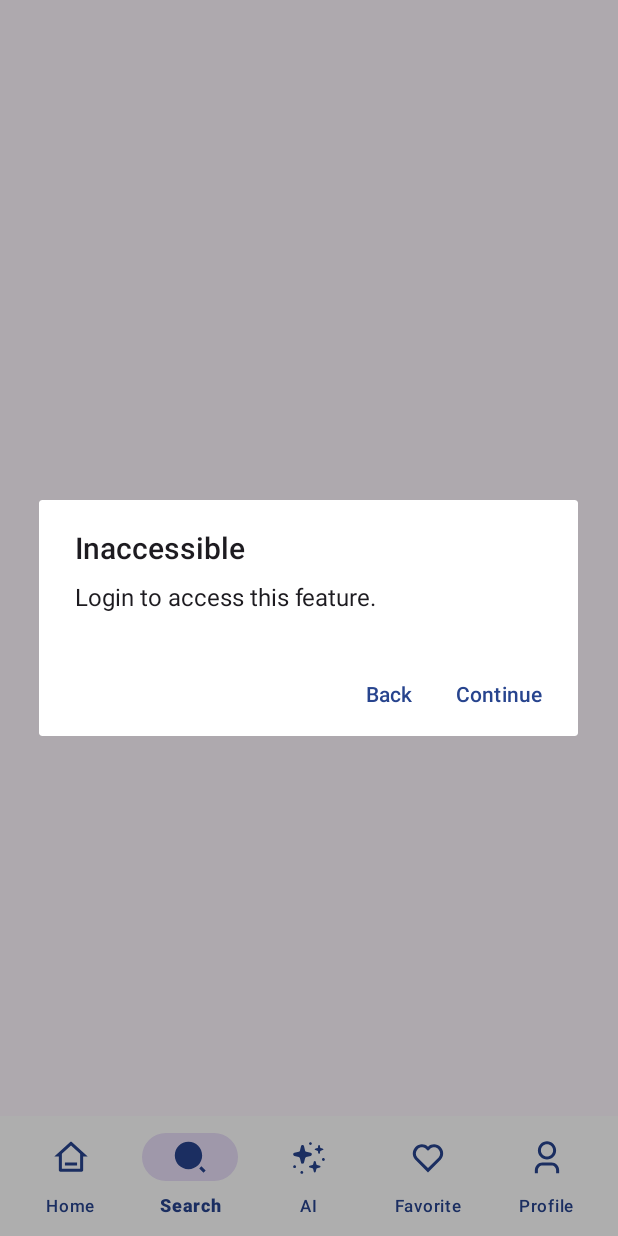
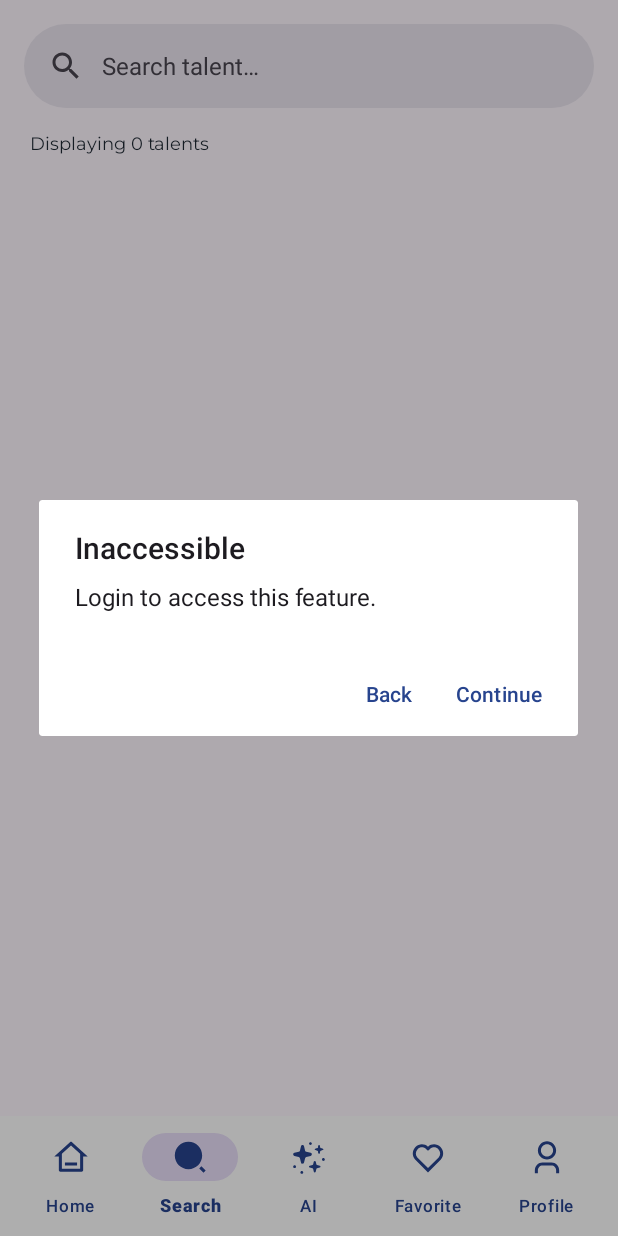
Before and after one commit to CH2-PS075/TalentHub-Mobile, an Android app: the screen it shows after launch (MainActivity), item 2 of the bottom bar chosen, on a phone screen of 412 x 824 dp. Run offline under Robolectric (Android 15) with nearby library versions, the phone set to English and light mode, and no system bars; pictures from the network do not load.

Commit message:
setup a search bar 🔍

```diff
--- a/app/src/main/java/com/ch2ps075/talenthub/ui/search/SearchFragment.kt
+++ b/app/src/main/java/com/ch2ps075/talenthub/ui/search/SearchFragment.kt
@@ -6,6 +6,7 @@ import androidx.fragment.app.Fragment
 import android.view.LayoutInflater
 import android.view.View
 import android.view.ViewGroup
+import android.widget.Toast
 import androidx.appcompat.app.AlertDialog
 import androidx.fragment.app.viewModels
 import com.ch2ps075.talenthub.R
@@ -26,43 +27,62 @@ class SearchFragment : Fragment() {
         savedInstanceState: Bundle?,
     ): View {
         binding = FragmentSearchBinding.inflate(inflater, container, false)
+        observeSession()
+        setupSearchView()
+        binding.tvTalentSize.text = getString(R.string.display_talent_size, "0")
+        return binding.root
+    }
 
+    private fun setupSearchView() {
+        with(binding) {
+            searchView.setupWithSearchBar(searchBar)
+            searchView.editText.setOnEditorActionListener { _, _, _ ->
+                val textSearch = searchView.text.toString()
+                searchBar.setText(textSearch)
+                searchView.hide()
+                showToast(textSearch)
+                false
+            }
+        }
+    }
+
+    private fun showToast(message: String) {
+        Toast.makeText(requireActivity(), message, Toast.LENGTH_SHORT).show()
+    }
+
+    private fun observeSession() {
         viewModel.getSession().observe(requireActivity()) { user ->
             if (!user.isLogin) {
                 showAlertDialog(
-                    getString(R.string.inaccessible_title),
-                    getString(R.string.no_session_text),
-                    getString(R.string.continue_title),
+                    R.string.inaccessible_title,
+                    R.string.no_session_text,
+                    R.string.continue_title,
                     WelcomeActivity::class.java
                 )
             }
         }
-
-        return binding.root
     }
 
     private fun showAlertDialog(
-        title: String,
-        message: String,
-        textButton: String,
+        titleResId: Int,
+        messageResId: Int,
+        textButtonResId: Int,
         targetActivity: Class<*>? = LoginActivity::class.java,
     ) {
-        val alertDialogBuilder = AlertDialog.Builder(requireActivity())
-        alertDialogBuilder.apply {
-            setTitle(title)
-            setMessage(message)
-            setPositiveButton(textButton) { _, _ ->
+        AlertDialog.Builder(requireActivity()).apply {
+            setTitle(titleResId)
+            setMessage(messageResId)
+            setPositiveButton(textButtonResId) { _, _ ->
                 val intent = Intent(requireActivity(), targetActivity)
                 startActivity(intent)
                 requireActivity().finish()
             }
-            setNegativeButton(getString(R.string.back_title)) { _, _ ->
+            setNegativeButton(R.string.back_title) { _, _ ->
                 startActivity(Intent(requireActivity(), MainActivity::class.java))
             }
+        }.create().apply {
+            setCanceledOnTouchOutside(false)
+            show()
         }
-
-        val alertDialog = alertDialogBuilder.create()
-        alertDialog.setCanceledOnTouchOutside(false)
-        alertDialog.show()
     }
 }
--- a/app/src/main/res/layout/fragment_search.xml
+++ b/app/src/main/res/layout/fragment_search.xml
@@ -6,18 +6,47 @@
     android:layout_height="match_parent"
     tools:context=".ui.search.SearchFragment">
 
-    <TextView
-        android:id="@+id/search_fragment"
-        android:layout_width="wrap_content"
+    <com.google.android.material.search.SearchBar
+        android:id="@+id/search_bar"
+        android:layout_width="0dp"
         android:layout_height="wrap_content"
-        android:text="Search"
-        android:textColor="#43a047"
-        android:textSize="40sp"
-        android:textStyle="italic|bold"
-        app:layout_constraintBottom_toBottomOf="parent"
+        android:hint="@string/search_hint"
         app:layout_constraintEnd_toEndOf="parent"
-        app:layout_constraintHorizontal_bias="0.5"
         app:layout_constraintStart_toStartOf="parent"
         app:layout_constraintTop_toTopOf="parent" />
 
+    <com.google.android.material.search.SearchView
+        android:id="@+id/search_view"
+        android:layout_width="0dp"
+        android:layout_height="wrap_content"
+        app:layout_anchor="@id/search_bar"
+        app:layout_constraintBottom_toBottomOf="parent"
+        app:layout_constraintEnd_toEndOf="parent"
+        app:layout_constraintStart_toStartOf="parent"
+        app:layout_constraintTop_toTopOf="parent" />
+
+    <TextView
+        android:id="@+id/tv_talent_size"
+        style="@style/TextView.ExtraSmall"
+        android:layout_width="match_parent"
+        android:layout_height="wrap_content"
+        android:layout_marginHorizontal="20dp"
+        android:layout_marginTop="16dp"
+        android:text="@string/display_talent_size"
+        app:layout_constraintEnd_toEndOf="parent"
+        app:layout_constraintStart_toStartOf="parent"
+        app:layout_constraintTop_toBottomOf="@id/search_bar"
+        tools:text="@string/display_talent_size" />
+
+    <androidx.recyclerview.widget.RecyclerView
+        android:layout_width="match_parent"
+        android:layout_height="0dp"
+        android:layout_marginHorizontal="20dp"
+        android:layout_marginTop="16dp"
+        app:layout_constraintBottom_toBottomOf="parent"
+        app:layout_constraintEnd_toEndOf="parent"
+        app:layout_constraintStart_toStartOf="parent"
+        app:layout_constraintTop_toBottomOf="@id/tv_talent_size"
+        tools:listitem="@layout/item_row_talent" />
+
 </androidx.constraintlayout.widget.ConstraintLayout>
--- a/app/src/main/res/values/strings.xml
+++ b/app/src/main/res/values/strings.xml
@@ -34,6 +34,10 @@
     <string name="join_talent">Join Now</string>
     <string name="text_category">Category</string>
     <string name="text_our_talent">Our Talent</string>
+
+    <!--Search Page-->
+    <string name="display_talent_size">Displaying %1$s talents</string>
+    <string name="search_hint">Search talent…</string>
 
     <!--Profile Page-->
     <string name="top_header_profile">Top Header</string>
```
